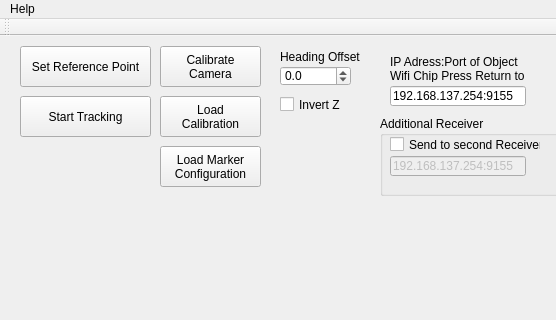
LordTofu/RigidTrack, file 4000_Visualization/4100_Benchmark_Visualization/Camera_Tracking/RigidTrack/RigidTrack/RigidTrack.ui: the form before one commit; both pictures show x 0 to 556 and y 0 to 320 of the 876 by 924 pixel window.
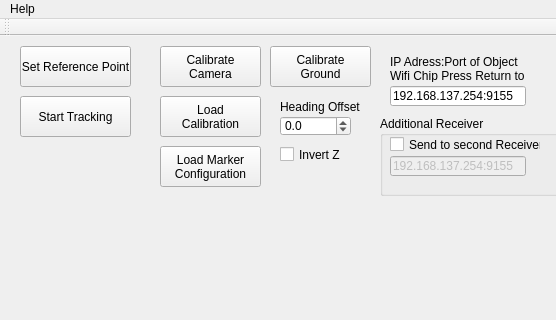
The form after the commit. Icons and pictures are not drawn.

Commit message: # added calibrate ground button to gui

Diff of the .ui file:
```diff
--- a/4000_Visualization/4100_Benchmark_Visualization/Camera_Tracking/RigidTrack/RigidTrack/RigidTrack.ui
+++ b/4000_Visualization/4100_Benchmark_Visualization/Camera_Tracking/RigidTrack/RigidTrack/RigidTrack.ui
@@ -23,7 +23,7 @@
      <rect>
       <x>20</x>
       <y>60</y>
-      <width>131</width>
+      <width>111</width>
       <height>41</height>
      </rect>
     </property>
@@ -52,7 +52,7 @@
      <rect>
       <x>20</x>
       <y>10</y>
-      <width>131</width>
+      <width>111</width>
       <height>41</height>
      </rect>
     </property>
@@ -105,7 +105,7 @@
     <property name="geometry">
      <rect>
       <x>280</x>
-      <y>30</y>
+      <y>80</y>
       <width>71</width>
       <height>20</height>
      </rect>
@@ -124,8 +124,8 @@
     <property name="geometry">
      <rect>
       <x>280</x>
-      <y>10</y>
-      <width>136</width>
+      <y>60</y>
+      <width>81</width>
       <height>21</height>
      </rect>
     </property>
@@ -398,7 +398,7 @@
     <property name="geometry">
      <rect>
       <x>280</x>
-      <y>60</y>
+      <y>110</y>
       <width>70</width>
       <height>17</height>
      </rect>
@@ -426,6 +426,20 @@
      <enum>Qt::Horizontal</enum>
     </property>
    </widget>
+   <widget class="QPushButton" name="btnCalibrateGround">
+    <property name="geometry">
+     <rect>
+      <x>270</x>
+      <y>10</y>
+      <width>101</width>
+      <height>41</height>
+     </rect>
+    </property>
+    <property name="text">
+     <string>Calibrate
+Ground</string>
+    </property>
+   </widget>
   </widget>
   <widget class="QMenuBar" name="menuBar">
    <property name="geometry">
```
The commit also changes 28 other files.
